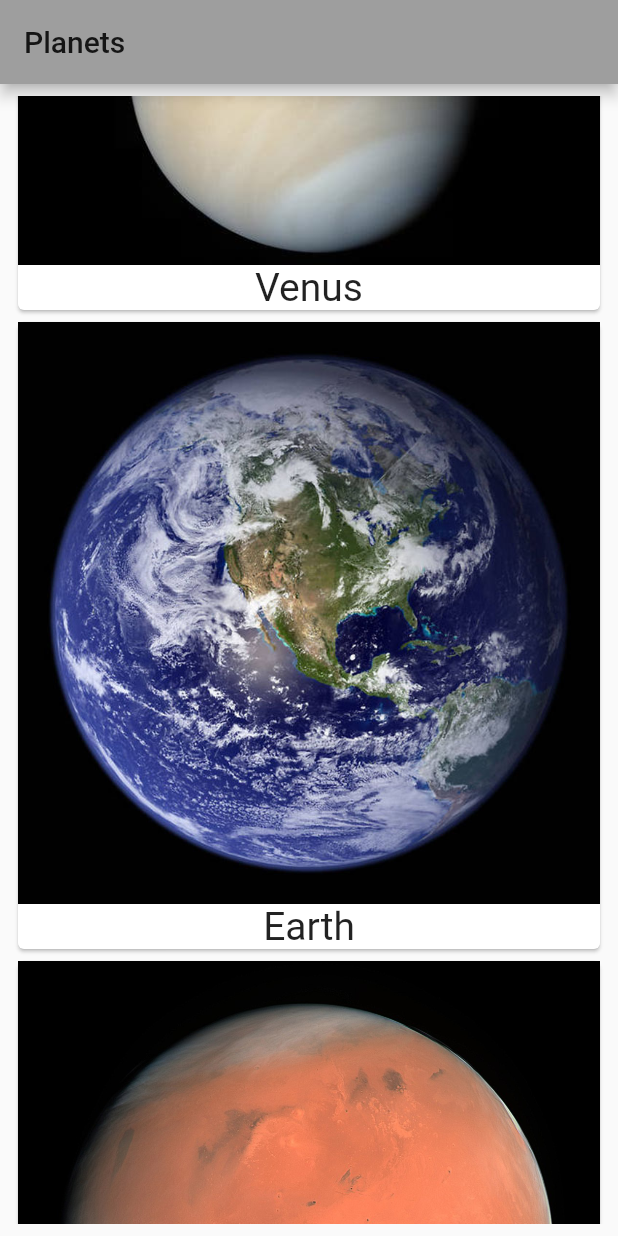
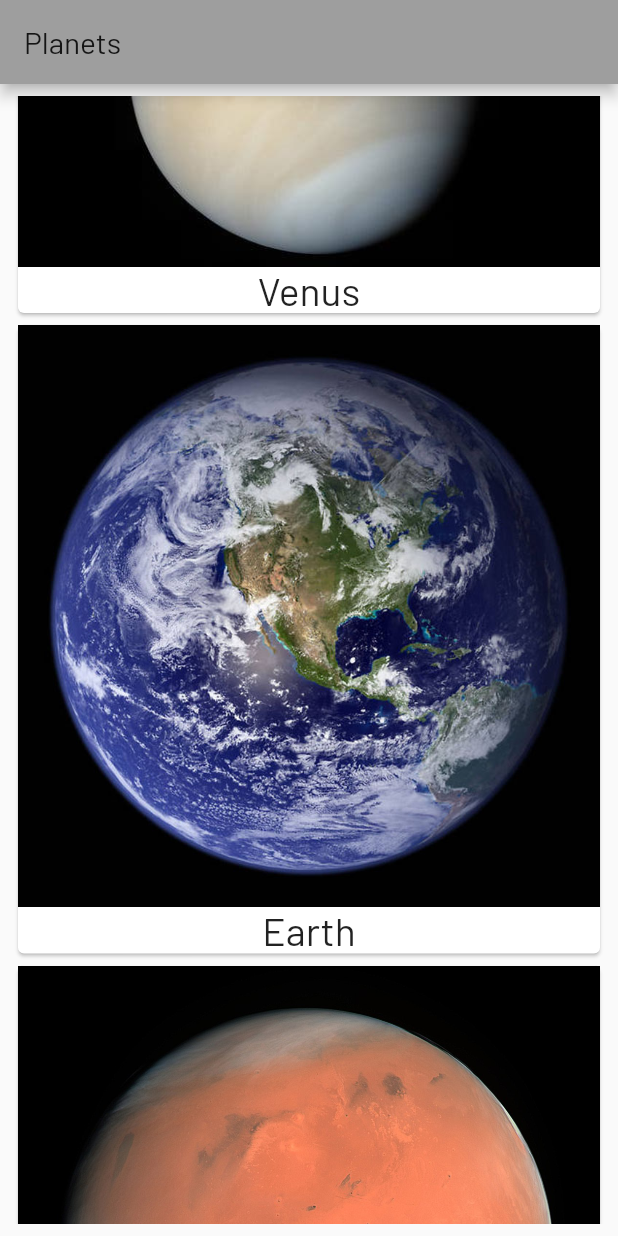
Before and after one commit to luizmotta01/cdma12, a Flutter app: the screen it shows after launch, scrolled down 576 dp, on a phone screen of 412 x 824 dp. Run offline on Flutter 3.47's test engine with Material 2 defaults, Android fonts, the phone set to English and light mode, and no system bars.

Commit message:
feat: add custom font

```diff
--- a/lib/components/planetsView.dart
+++ b/lib/components/planetsView.dart
@@ -16,7 +16,8 @@ class PlanetsView extends StatelessWidget {
         itemCount: pairData.length,
         itemBuilder: (BuildContext context, int index) {
           var path = pairData[index].imagePath;
-          return Pair(imagePath: 'assets/$path', text: pairData[index].text);
+          return Pair(
+              imagePath: 'assets/images/$path', text: pairData[index].text);
         },
       ),
     );
--- a/lib/main.dart
+++ b/lib/main.dart
@@ -9,9 +9,7 @@ class MyApp extends StatelessWidget {
   Widget build(BuildContext context) {
     return MaterialApp(
       title: 'CDM1.2 - Exercício 1',
-      theme: ThemeData(
-        primarySwatch: Colors.grey,
-      ),
+      theme: ThemeData(primarySwatch: Colors.grey, fontFamily: 'Barlow'),
       home: Planets(title: 'Planets'),
     );
   }
```
Also changed, not shown: pubspec.yaml (+14 -20 lines), assets/images/earth.jpg (renamed from assets/earth.jpg), assets/images/jupiter.jpg (renamed from assets/jupiter.jpg), assets/images/mars.jpg (renamed from assets/mars.jpg), assets/images/mercury.jpg (renamed from assets/mercury.jpg), assets/images/neptune.jpg (renamed from assets/neptune.jpg), assets/images/saturn.jpg (renamed from assets/saturn.jpg), assets/images/uranus.jpg (renamed from assets/uranus.jpg), assets/images/venus.jpg (renamed from assets/venus.jpg), fonts/Barlow-ExtraLight.ttf (added), fonts/Barlow-Regular.ttf (added).
